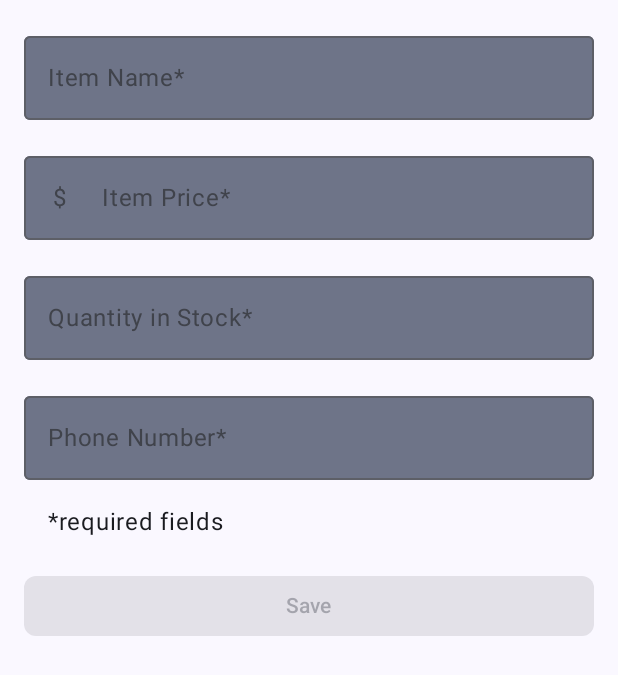
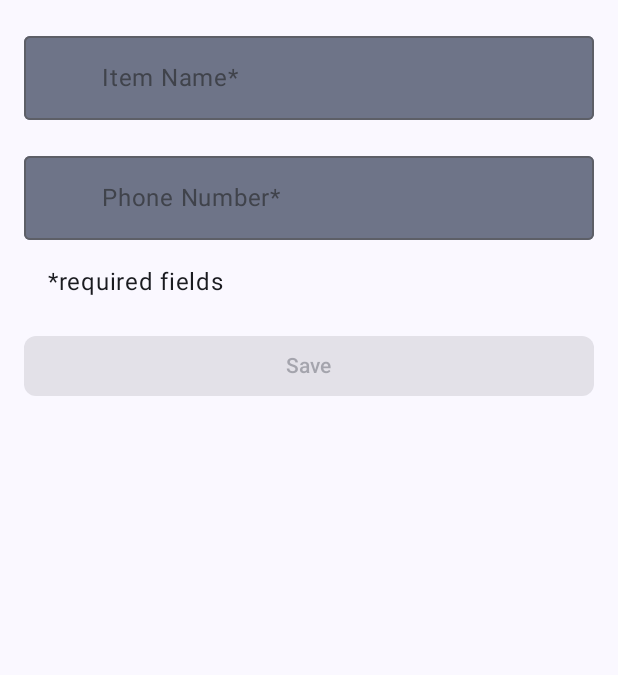
Before and after one commit to TonyGnk/compose-contacts, an Android app built with Jetpack Compose: the ItemEntryScreen screen opened through its navigation route, on a phone screen of 412 x 824 dp. Shown: the top 675 px of the screen. Run offline under Robolectric (Android 15) with nearby library versions, the phone set to English and light mode, and no system bars.

Commit message:
Fix the long number issue and remove price and quantity fields

```diff
--- a/app/src/main/java/com/example/composecontacts/ui/item/ItemEditViewModel.kt
+++ b/app/src/main/java/com/example/composecontacts/ui/item/ItemEditViewModel.kt
@@ -34,7 +34,7 @@ class ItemEditViewModel(
 
     private fun validateInput(uiState: ItemDetails = itemUiState.itemDetails): Boolean {
         return with(uiState) {
-            name.isNotBlank() && price.isNotBlank() && quantity.isNotBlank()
+            name.isNotBlank()
         }
     }
 
--- a/app/src/main/java/com/example/composecontacts/ui/item/ItemEntryScreen.kt
+++ b/app/src/main/java/com/example/composecontacts/ui/item/ItemEntryScreen.kt
@@ -8,26 +8,24 @@ import androidx.compose.foundation.rememberScrollState
 import androidx.compose.foundation.text.KeyboardOptions
 import androidx.compose.foundation.verticalScroll
 import androidx.compose.material3.Button
-import androidx.compose.material3.ExperimentalMaterial3Api
 import androidx.compose.material3.MaterialTheme
 import androidx.compose.material3.OutlinedTextField
 import androidx.compose.material3.OutlinedTextFieldDefaults
 import androidx.compose.material3.Scaffold
 import androidx.compose.material3.Text
-import androidx.compose.runtime.*
+import androidx.compose.runtime.Composable
+import androidx.compose.runtime.rememberCoroutineScope
 import androidx.compose.ui.Modifier
 import androidx.compose.ui.res.dimensionResource
 import androidx.compose.ui.res.stringResource
 import androidx.compose.ui.text.input.KeyboardType
 import androidx.compose.ui.tooling.preview.Preview
 import androidx.lifecycle.viewmodel.compose.viewModel
+import com.example.composecontacts.R
 import com.example.composecontacts.ui.AppViewModelProvider
 import com.example.composecontacts.ui.navigation.NavigationDestination
-import kotlinx.coroutines.*
-import com.example.composecontacts.R
 import com.example.composecontacts.ui.theme.ComposeContactsTheme
-import java.util.Currency
-import java.util.Locale
+import kotlinx.coroutines.launch
 
 object ItemEntryDestination : NavigationDestination {
     override val route = "item_entry"
@@ -35,7 +33,6 @@ object ItemEntryDestination : NavigationDestination {
 }
 
 
-@OptIn(ExperimentalMaterial3Api::class)
 @Composable
 fun ItemEntryScreen(
     navigateBack: () -> Unit,
@@ -100,7 +97,6 @@ fun ItemEntryBody(
 }
 
 
-@OptIn(ExperimentalMaterial3Api::class)
 @Composable
 fun ItemInputForm(
     itemDetails: ItemDetails,
@@ -112,61 +108,16 @@ fun ItemInputForm(
         modifier = modifier,
         verticalArrangement = Arrangement.spacedBy(dimensionResource(id = R.dimen.padding_medium))
     ) {
-        OutlinedTextField(
+        DefaultTextField(
             value = itemDetails.name,
             onValueChange = { onValueChange(itemDetails.copy(name = it)) },
             label = { Text(stringResource(R.string.item_name_req)) },
-            colors = OutlinedTextFieldDefaults.colors(
-                focusedContainerColor = MaterialTheme.colorScheme.secondaryContainer,
-                unfocusedContainerColor = MaterialTheme.colorScheme.secondaryContainer,
-                disabledContainerColor = MaterialTheme.colorScheme.secondaryContainer,
-            ),
-            modifier = Modifier.fillMaxWidth(),
-            enabled = enabled,
-            singleLine = true
         )
-        OutlinedTextField(
-            value = itemDetails.price,
-            onValueChange = { onValueChange(itemDetails.copy(price = it)) },
-            keyboardOptions = KeyboardOptions(keyboardType = KeyboardType.Decimal),
-            label = { Text(stringResource(R.string.item_price_req)) },
-            colors = OutlinedTextFieldDefaults.colors(
-                focusedContainerColor = MaterialTheme.colorScheme.secondaryContainer,
-                unfocusedContainerColor = MaterialTheme.colorScheme.secondaryContainer,
-                disabledContainerColor = MaterialTheme.colorScheme.secondaryContainer,
-            ),
-            leadingIcon = { Text(Currency.getInstance(Locale.getDefault()).symbol) },
-            modifier = Modifier.fillMaxWidth(),
-            enabled = enabled,
-            singleLine = true
-        )
-        OutlinedTextField(
-            value = itemDetails.quantity,
-            onValueChange = { onValueChange(itemDetails.copy(quantity = it)) },
-            keyboardOptions = KeyboardOptions(keyboardType = KeyboardType.Number),
-            label = { Text(stringResource(R.string.quantity_req)) },
-            colors = OutlinedTextFieldDefaults.colors(
-                focusedContainerColor = MaterialTheme.colorScheme.secondaryContainer,
-                unfocusedContainerColor = MaterialTheme.colorScheme.secondaryContainer,
-                disabledContainerColor = MaterialTheme.colorScheme.secondaryContainer,
-            ),
-            modifier = Modifier.fillMaxWidth(),
-            enabled = enabled,
-            singleLine = true
-        )
-        OutlinedTextField(
-            value = itemDetails.number,
+        DefaultTextField(
+            value = itemDetails.number.toString(),
             onValueChange = { onValueChange(itemDetails.copy(number = it)) },
             keyboardOptions = KeyboardOptions(keyboardType = KeyboardType.Phone),
             label = { Text(stringResource(R.string.number_req)) },
-            colors = OutlinedTextFieldDefaults.colors(
-                focusedContainerColor = MaterialTheme.colorScheme.secondaryContainer,
-                unfocusedContainerColor = MaterialTheme.colorScheme.secondaryContainer,
-                disabledContainerColor = MaterialTheme.colorScheme.secondaryContainer,
-            ),
-            modifier = Modifier.fillMaxWidth(),
-            enabled = enabled,
-            singleLine = true,
         )
         if (enabled) {
             Text(
@@ -177,6 +128,31 @@ fun ItemInputForm(
     }
 }
 
+@Composable
+private fun DefaultTextField(
+    value: String,
+    onValueChange: (String) -> Unit,
+    keyboardOptions: KeyboardOptions = KeyboardOptions.Default,
+    label: @Composable () -> Unit,
+    leadingIcon: @Composable () -> Unit = {}
+) {
+    OutlinedTextField(
+        value = value,
+        onValueChange = onValueChange,
+        keyboardOptions = keyboardOptions,
+        label = label,
+        colors = OutlinedTextFieldDefaults.colors(
+            focusedContainerColor = MaterialTheme.colorScheme.secondaryContainer,
+            unfocusedContainerColor = MaterialTheme.colorScheme.secondaryContainer,
+            disabledContainerColor = MaterialTheme.colorScheme.secondaryContainer,
+        ),
+        enabled = true,
+        leadingIcon = leadingIcon,
+        singleLine = true,
+        modifier = Modifier.fillMaxWidth(),
+    )
+}
+
 
 @Preview(showBackground = true)
 @Composable
@@ -184,7 +160,7 @@ private fun ItemEntryScreenPreview() {
     ComposeContactsTheme {
         ItemEntryBody(itemUiState = ItemUiState(
             ItemDetails(
-                name = "Item name", price = "10.00", quantity = "5"
+                name = "Item name",
             )
         ), onItemValueChange = {}, onSaveClick = {})
     }
--- a/app/src/main/java/com/example/composecontacts/ui/navigation/InventoryNavGraph.kt
+++ b/app/src/main/java/com/example/composecontacts/ui/navigation/InventoryNavGraph.kt
@@ -1,5 +1,12 @@
 package com.example.composecontacts.ui.navigation
 
+import androidx.compose.animation.AnimatedContentTransitionScope
+import androidx.compose.animation.core.EaseIn
+import androidx.compose.animation.core.EaseOut
+import androidx.compose.animation.core.LinearEasing
+import androidx.compose.animation.core.tween
+import androidx.compose.animation.fadeIn
+import androidx.compose.animation.fadeOut
 import androidx.compose.runtime.Composable
 import androidx.compose.ui.Modifier
 import androidx.navigation.NavHostController
@@ -35,7 +42,29 @@ fun ContactsNavHost(
                 }
             )
         }
-        composable(route = ItemEntryDestination.route) {
+        composable(
+            route = ItemEntryDestination.route,
+            enterTransition = {
+                fadeIn(
+                    animationSpec = tween(
+                        300, easing = LinearEasing
+                    )
+                ) + slideIntoContainer(
+                    animationSpec = tween(300, easing = EaseIn),
+                    towards = AnimatedContentTransitionScope.SlideDirection.Start
+                )
+            },
+            exitTransition = {
+                fadeOut(
+                    animationSpec = tween(
+                        300, easing = LinearEasing
+                    )
+                ) + slideOutOfContainer(
+                    animationSpec = tween(300, easing = EaseOut),
+                    towards = AnimatedContentTransitionScope.SlideDirection.End
+                )
+            }
+        ) {
             ItemEntryScreen(
                 navigateBack = { navController.popBackStack() },
                 onNavigateUp = { navController.navigateUp() }
@@ -43,9 +72,29 @@ fun ContactsNavHost(
         }
         composable(
             route = ItemDetailsDestination.routeWithArgs,
+            enterTransition = {
+                fadeIn(
+                    animationSpec = tween(
+                        300, easing = LinearEasing
+                    )
+                ) + slideIntoContainer(
+                    animationSpec = tween(300, easing = EaseIn),
+                    towards = AnimatedContentTransitionScope.SlideDirection.Start
+                )
+            },
+            exitTransition = {
+                fadeOut(
+                    animationSpec = tween(
+                        300, easing = LinearEasing
+                    )
+                ) + slideOutOfContainer(
+                    animationSpec = tween(300, easing = EaseOut),
+                    towards = AnimatedContentTransitionScope.SlideDirection.End
+                )
+            },
             arguments = listOf(navArgument(ItemDetailsDestination.itemIdArg) {
                 type = NavType.IntType
-            })
+            }),
         ) {
             ItemDetailsScreen(
                 navigateToEditItem = { navController.navigate("${ItemEditDestination.route}/$it") },
@@ -54,6 +103,26 @@ fun ContactsNavHost(
         }
         composable(
             route = ItemEditDestination.routeWithArgs,
+            enterTransition = {
+                fadeIn(
+                    animationSpec = tween(
+                        300, easing = LinearEasing
+                    )
+                ) + slideIntoContainer(
+                    animationSpec = tween(300, easing = EaseIn),
+                    towards = AnimatedContentTransitionScope.SlideDirection.Start
+                )
+            },
+            exitTransition = {
+                fadeOut(
+                    animationSpec = tween(
+                        300, easing = LinearEasing
+                    )
+                ) + slideOutOfContainer(
+                    animationSpec = tween(300, easing = EaseOut),
+                    towards = AnimatedContentTransitionScope.SlideDirection.End
+                )
+            },
             arguments = listOf(navArgument(ItemEditDestination.itemIdArg) {
                 type = NavType.IntType
             })
--- a/app/src/main/res/values/dimens.xml
+++ b/app/src/main/res/values/dimens.xml
@@ -1,6 +1,7 @@
 <?xml version="1.0" encoding="utf-8"?>
 <resources>
     <dimen name="padding_small">8dp</dimen>
+    <dimen name="padding_smallPlus">10dp</dimen>
     <dimen name="padding_medium">16dp</dimen>
     <dimen name="padding_large">20dp</dimen>
     <dimen name="padding_extra_large">32dp</dimen>
--- a/app/src/main/res/values/strings.xml
+++ b/app/src/main/res/values/strings.xml
@@ -6,11 +6,11 @@
     <string name="back_button">Back</string>
     <string name="delete">Delete</string>
     <string name="delete_question">Are you sure you want to delete?</string>
-    <string name="no_item_description">Oops!\nNo items in the inventory.\nTap + to add.</string>
+    <string name="no_item_description">Your contacts list is empty</string>
     <string name="edit_item_title">Edit Item</string>
     <string name="item">Item</string>
     <string name="item_detail_title">Item Details</string>
-    <string name="item_entry_title">Add Item</string>
+    <string name="item_entry_title">Add Contact</string>
     <string name="item_name_req">Item Name*</string>
     <string name="item_price_req">Item Price*</string>
     <string name="no">No</string>
```
Also changed, not shown: app/src/main/java/com/example/composecontacts/data/Item.kt (+3 -4 lines), app/src/main/java/com/example/composecontacts/ui/home/HomeScreen.kt (+23 -40 lines), app/src/main/java/com/example/composecontacts/ui/item/ItemDetailsScreen.kt (+21 -22 lines), app/src/main/java/com/example/composecontacts/ui/item/ItemDetailsViewModel.kt (+9 -11 lines), app/src/main/java/com/example/composecontacts/ui/item/ItemEntryViewModel.kt (+11 -24 lines), 1 other file.
